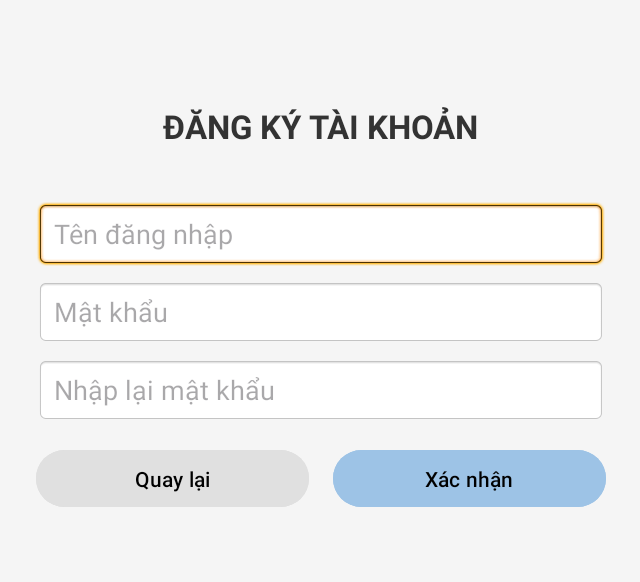
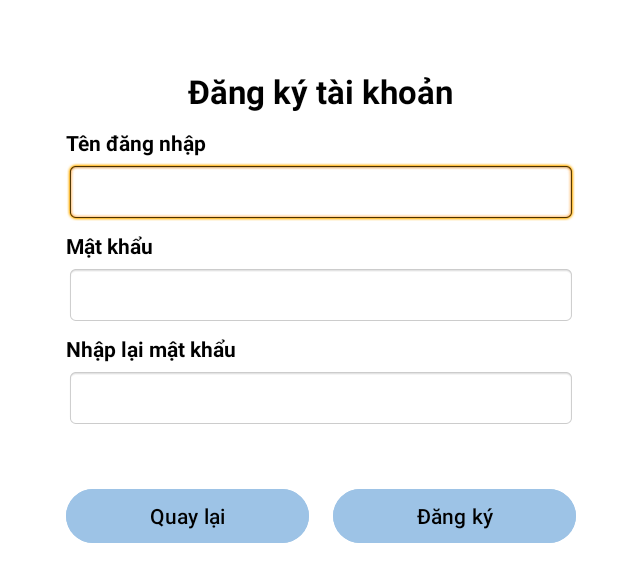
Before and after one commit to VattenL/mobile-pikachu, an Android app: the RegisterActivity screen opened directly, with no data from a screen before it, on a phone screen of 824 x 412 dp (held sideways). Shown: the top 582 px of the screen, without its empty margins (297-937 px from the left). Run offline under Robolectric (Android 15) with nearby library versions, the light colour scheme and no system bars.

Commit message:
feat: update giao dien main, login, register

```diff
--- a/app/src/main/res/layout/activity_register.xml
+++ b/app/src/main/res/layout/activity_register.xml
@@ -3,67 +3,98 @@
     android:layout_width="match_parent"
     android:layout_height="match_parent"
     android:fillViewport="true"
-    android:background="#F5F5F5">
+    android:background="#FFFFFF">
 
     <LinearLayout
         android:layout_width="match_parent"
         android:layout_height="wrap_content"
         android:orientation="vertical"
         android:gravity="center"
-        android:padding="20dp">
+        android:padding="16dp">
 
+        <!-- Tiêu đề -->
         <TextView
             android:layout_width="wrap_content"
             android:layout_height="wrap_content"
-            android:text="ĐĂNG KÝ TÀI KHOẢN"
+            android:text="Đăng ký tài khoản"
             android:textSize="22sp"
             android:textStyle="bold"
-            android:textColor="#333333"
-            android:layout_marginBottom="8dp" />
-
-        <TextView
-            android:id="@+id/tvError"
-            android:layout_width="wrap_content"
-            android:layout_height="wrap_content"
-            android:textColor="#D32F2F"
-            android:textSize="14sp"
-            android:layout_marginBottom="8dp" />
+            android:textColor="#000000"
+            android:layout_marginBottom="10dp" />
 
         <LinearLayout
-            android:layout_width="380dp"
+            android:layout_width="340dp"
             android:layout_height="wrap_content"
             android:orientation="vertical">
+
+            <!-- Tên đăng nhập -->
+            <TextView
+                android:layout_width="wrap_content"
+                android:layout_height="wrap_content"
+                android:text="Tên đăng nhập"
+                android:textColor="#000000"
+                android:textStyle="bold"
+                android:textSize="14sp"
+                android:layout_marginBottom="3dp" />
 
             <EditText
                 android:id="@+id/edtUsername"
                 android:layout_width="match_parent"
-                android:layout_height="44dp"
-                android:hint="Tên đăng nhập"
+                android:layout_height="40dp"
                 android:inputType="text"
-                android:paddingHorizontal="12dp"
+                android:paddingHorizontal="8dp"
                 android:background="@android:drawable/editbox_background"
-                android:layout_marginBottom="8dp" />
+                android:layout_marginBottom="6dp" />
+
+            <!-- Mật khẩu -->
+            <TextView
+                android:layout_width="wrap_content"
+                android:layout_height="wrap_content"
+                android:text="Mật khẩu"
+                android:textColor="#000000"
+                android:textStyle="bold"
+                android:textSize="14sp"
+                android:layout_marginBottom="3dp" />
 
             <EditText
                 android:id="@+id/edtPassword"
                 android:layout_width="match_parent"
-                android:layout_height="44dp"
-                android:hint="Mật khẩu"
+                android:layout_height="40dp"
                 android:inputType="textPassword"
-                android:paddingHorizontal="12dp"
+                android:paddingHorizontal="8dp"
                 android:background="@android:drawable/editbox_background"
-                android:layout_marginBottom="8dp" />
+                android:layout_marginBottom="6dp" />
+
+            <!-- Nhập lại mật khẩu -->
+            <TextView
+                android:layout_width="wrap_content"
+                android:layout_height="wrap_content"
+                android:text="Nhập lại mật khẩu"
+                android:textColor="#000000"
+                android:textStyle="bold"
+                android:textSize="14sp"
+                android:layout_marginBottom="3dp" />
 
             <EditText
                 android:id="@+id/edtConfirmPassword"
                 android:layout_width="match_parent"
-                android:layout_height="44dp"
-                android:hint="Nhập lại mật khẩu"
+                android:layout_height="40dp"
                 android:inputType="textPassword"
-                android:paddingHorizontal="12dp"
+                android:paddingHorizontal="8dp"
                 android:background="@android:drawable/editbox_background"
-                android:layout_marginBottom="14dp" />
+                android:layout_marginBottom="6dp" />
 
+            <!-- Thông báo lỗi (đặt ở phía dưới cùng giữa các ô nhập và nút) -->
+            <TextView
+                android:id="@+id/tvError"
+                android:layout_width="match_parent"
+                android:layout_height="wrap_content"
+                android:gravity="center"
+                android:textColor="#D32F2F"
+                android:textSize="13sp"
+                android:layout_marginVertical="6dp" />
+
+            <!-- Cụm nút: Quay lại và Đăng ký -->
             <LinearLayout
                 android:layout_width="match_parent"
                 android:layout_height="wrap_content"
@@ -73,20 +104,20 @@
                 <Button
                     android:id="@+id/btnBack"
                     android:layout_width="0dp"
-                    android:layout_height="46dp"
+                    android:layout_height="44dp"
                     android:layout_weight="1"
                     android:text="Quay lại"
                     android:onClick="onBackClick"
-                    android:backgroundTint="#E0E0E0"
+                    android:backgroundTint="#9DC3E6"
                     android:textColor="#000000"
                     android:layout_marginEnd="8dp" />
 
                 <Button
                     android:id="@+id/btnRegister"
                     android:layout_width="0dp"
-                    android:layout_height="46dp"
+                    android:layout_height="44dp"
                     android:layout_weight="1"
-                    android:text="Xác nhận"
+                    android:text="Đăng ký"
                     android:onClick="onRegisterClick"
                     android:backgroundTint="#9DC3E6"
                     android:textColor="#000000"
```
Also changed, not shown: app/src/main/res/layout/activity_login.xml (+57 -35 lines), app/src/main/res/layout/activity_main.xml (+10 -0 lines).
